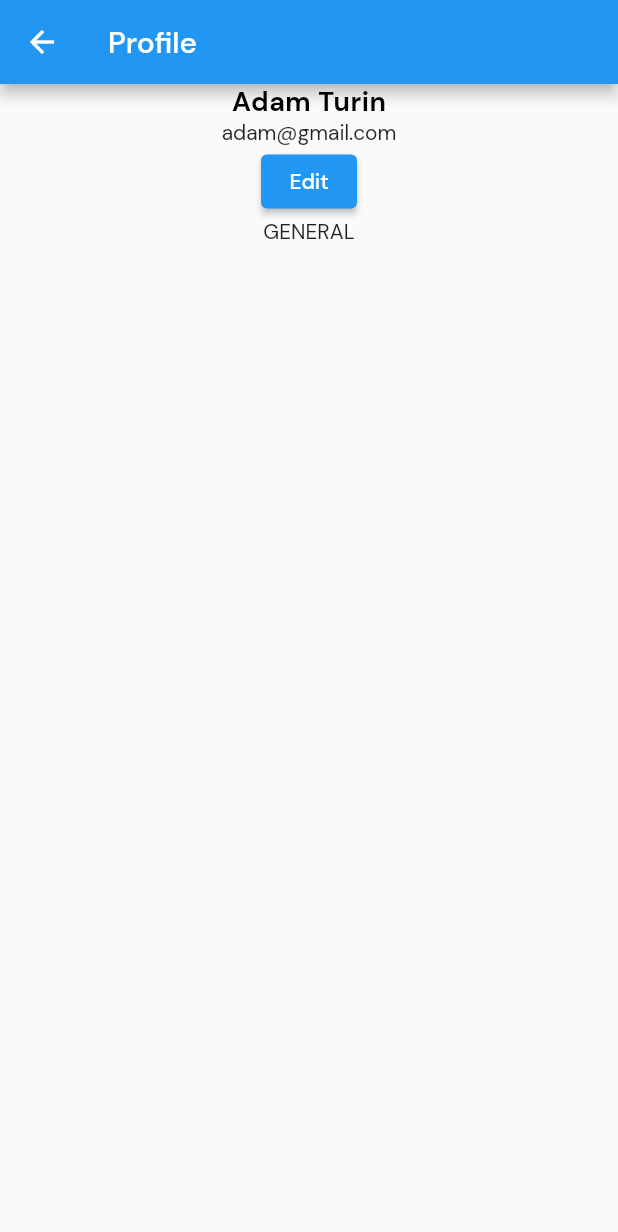
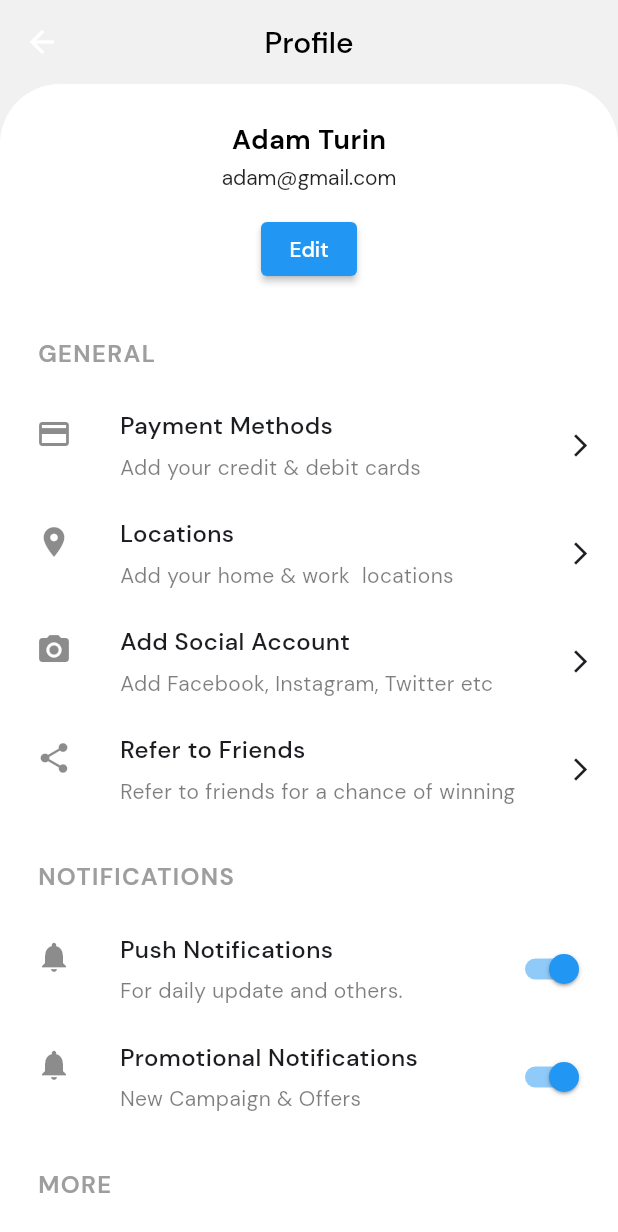
Before and after one commit to nahom-habtamu/myshiyach_mobile_client, a Flutter app: the ProfilePage screen opened directly, on a phone screen of 412 x 824 dp. Shown: the top 1232 px of the screen. Run offline on Flutter 3.47's test engine with Material 2 defaults, Android fonts, the phone set to English and light mode, and no system bars; our stand-ins replace carousel_slider, firebase_auth, firebase_core, flutter_bloc, get_it, pin_code_fields; accounts and stored records are empty; network calls fail.

Commit message:
Add Profile Page with dummy functionality

```diff
--- a/lib/main.dart
+++ b/lib/main.dart
@@ -12,8 +12,8 @@ import 'presentation/pages/home_page.dart';
 import 'presentation/pages/intro_page.dart';
 import 'presentation/pages/login_page.dart';
 import 'presentation/pages/master_page.dart';
+import 'presentation/pages/otp_verification_page.dart';
 import 'presentation/pages/post_detail_page.dart';
-import 'presentation/pages/otp_verification_page.dart';
 import 'presentation/pages/sign_up_page.dart';
 import 'presentation/pages/splash_page.dart';
 
--- /dev/null
+++ b/lib/presentation/constants/profile_page_constants.dart
@@ -0,0 +1 @@
+class ProfilePageConstants {}
--- a/lib/presentation/pages/profile_page.dart
+++ b/lib/presentation/pages/profile_page.dart
@@ -7,10 +7,28 @@ class ProfilePage extends StatelessWidget {
   Widget build(BuildContext context) {
     return SafeArea(
       child: Scaffold(
+        backgroundColor: const Color(0xffF1F1F1),
         appBar: AppBar(
-          title: const Text('Profile'),
+          title: const Text(
+            'Profile',
+            style: TextStyle(
+              color: Colors.black,
             ),
-        body: SizedBox(
+          ),
+          backgroundColor: const Color(0xffF1F1F1),
+          elevation: 0,
+          centerTitle: true,
+        ),
+        body: SingleChildScrollView(
+          child: Container(
+            decoration: const BoxDecoration(
+              color: Colors.white,
+              borderRadius: BorderRadius.only(
+                topLeft: Radius.circular(40),
+                topRight: Radius.circular(40),
+              ),
+            ),
+            padding: const EdgeInsets.only(top: 25),
             width: MediaQuery.of(context).size.width,
             child: Column(
               crossAxisAlignment: CrossAxisAlignment.center,
@@ -21,8 +39,11 @@ class ProfilePage extends StatelessWidget {
                     color: Colors.black,
                     fontSize: 18,
                     letterSpacing: 0.4,
-                  fontWeight: FontWeight.w700
+                    fontWeight: FontWeight.w700,
                   ),
+                ),
+                const SizedBox(
+                  height: 5,
                 ),
                 const Text(
                   'adam@gmail.com',
@@ -30,16 +51,165 @@ class ProfilePage extends StatelessWidget {
                     fontSize: 14,
                   ),
                 ),
+                const SizedBox(
+                  height: 15,
+                ),
                 ElevatedButton(
                   onPressed: () {},
                   child: const Text('Edit'),
                 ),
-
-              const Text('GENERAL')
+                const SizedBox(
+                  height: 35,
+                ),
+                const SettingsItemHeader(content: "General"),
+                const SizedBox(
+                  height: 15,
+                ),
+                const SettingItem(
+                  leadingIcon: Icons.payment,
+                  subTitle: "Add your credit & debit cards",
+                  title: "Payment Methods",
+                ),
+                const SettingItem(
+                  title: "Locations",
+                  subTitle: "Add your home & work  locations",
+                  leadingIcon: Icons.location_on,
+                ),
+                const SettingItem(
+                  title: "Add Social Account",
+                  subTitle: "Add Facebook, Instagram, Twitter etc ",
+                  leadingIcon: Icons.camera_alt,
+                ),
+                const SettingItem(
+                  title: "Refer to Friends",
+                  subTitle: "Refer to friends for a chance of winning",
+                  leadingIcon: Icons.share,
+                ),
+                const SizedBox(
+                  height: 25,
+                ),
+                const SettingsItemHeader(content: "Notifications"),
+                const SizedBox(
+                  height: 15,
+                ),
+                const SettingItem(
+                  title: "Push Notifications",
+                  subTitle: "For daily update and others.",
+                  leadingIcon: Icons.notifications,
+                  trailingIconType: "SWITCH",
+                ),
+                const SettingItem(
+                  title: "Promotional Notifications",
+                  subTitle: "New Campaign & Offers",
+                  leadingIcon: Icons.notifications,
+                  trailingIconType: "SWITCH",
+                ),
+                const SizedBox(
+                  height: 25,
+                ),
+                const SettingsItemHeader(content: "More"),
+                const SizedBox(
+                  height: 15,
+                ),
+                const SettingItem(
+                  title: "Contact Us",
+                  subTitle: "For More Information",
+                  leadingIcon: Icons.call,
+                ),
+                const SettingItem(
+                  title: "Logout",
+                  leadingIcon: Icons.exit_to_app,
+                ),
               ],
+            ),
           ),
         ),
       ),
     );
   }
 }
+
+class SettingsItemHeader extends StatelessWidget {
+  final String content;
+  const SettingsItemHeader({
+    Key? key,
+    required this.content,
+  }) : super(key: key);
+
+  @override
+  Widget build(BuildContext context) {
+    return Padding(
+      padding: const EdgeInsets.only(left: 25.0),
+      child: SizedBox(
+        width: MediaQuery.of(context).size.width,
+        child: Text(
+          content.toUpperCase(),
+          style: const TextStyle(
+            color: Colors.grey,
+            fontWeight: FontWeight.w700,
+            fontSize: 16,
+            letterSpacing: 0.9,
+          ),
+        ),
+      ),
+    );
+  }
+}
+
+class SettingItem extends StatelessWidget {
+  final String title;
+  final String subTitle;
+  final IconData leadingIcon;
+  final String trailingIconType;
+
+  const SettingItem({
+    Key? key,
+    required this.title,
+    this.subTitle = "",
+    required this.leadingIcon,
+    this.trailingIconType = "ARROW",
+  }) : super(key: key);
+
+  @override
+  Widget build(BuildContext context) {
+    return Padding(
+      padding: const EdgeInsets.only(left: 8.0),
+      child: ListTile(
+        title: Text(
+          title,
+          style: const TextStyle(
+            color: Color(0xff1B1D21),
+            fontWeight: FontWeight.w500,
+            fontSize: 16,
+            letterSpacing: 0.28,
+          ),
+        ),
+        subtitle: subTitle.isNotEmpty
+            ? Padding(
+                padding: const EdgeInsets.symmetric(vertical: 8.0),
+                child: Text(
+                  subTitle,
+                  style: const TextStyle(
+                    color: Color(0x82000000),
+                    fontSize: 14,
+                    letterSpacing: 0.28,
+                  ),
+                ),
+              )
+            : Container(),
+        trailing: trailingIconType == "ARROW"
+            ? const Icon(
+                Icons.arrow_forward_ios,
+                color: Color(0xff1B1D21),
+                size: 18,
+              )
+            : Switch(
+                value: true,
+                onChanged: (value) {},
+              ),
+        leading: Icon(leadingIcon),
+        onTap: () {},
+      ),
+    );
+  }
+}
```
Lines whose indentation alone changed are shown as unchanged.
